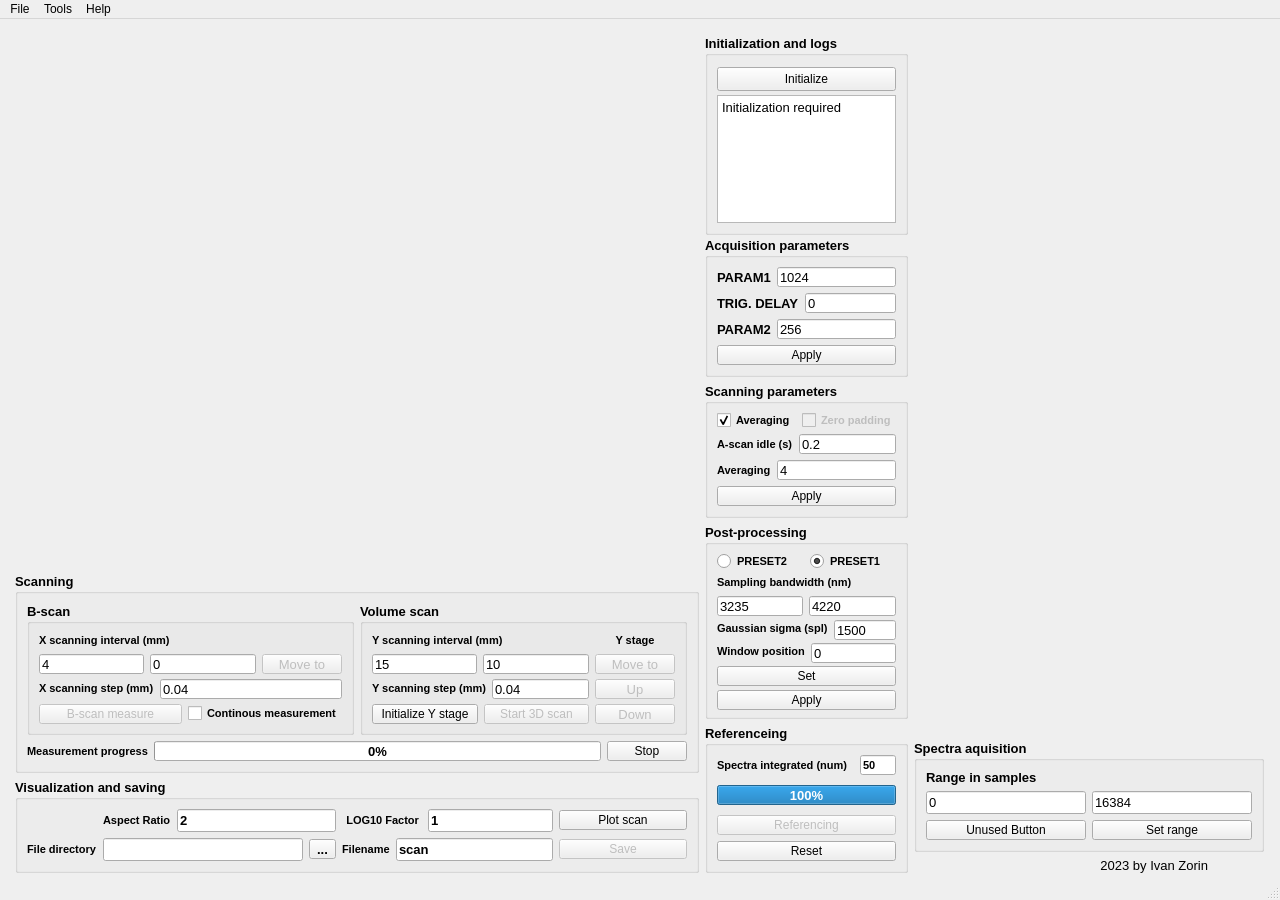
The window that uis/design_gui.ui (werefkin/oct-python-gui) describes before a commit, drawn with Qt 5.
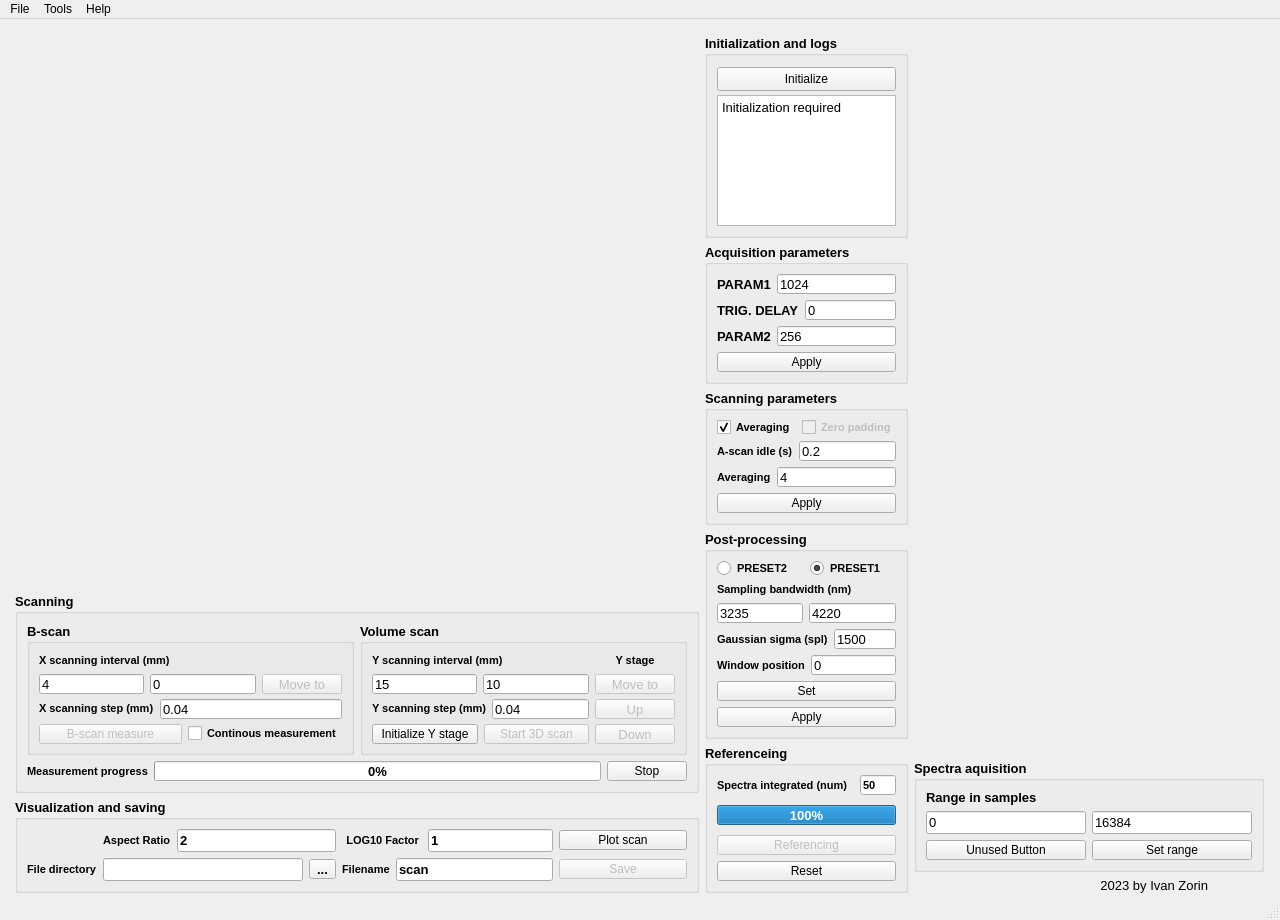
The same window after the commit. Icons and pictures are not drawn. Custom widgets are drawn as their Qt base class.

Diff of the .ui file:
```diff
--- a/uis/design_gui.ui
+++ b/uis/design_gui.ui
@@ -7,13 +7,13 @@
     <x>0</x>
     <y>0</y>
     <width>1280</width>
-    <height>900</height>
+    <height>920</height>
    </rect>
   </property>
   <property name="minimumSize">
    <size>
     <width>1280</width>
-    <height>900</height>
+    <height>920</height>
    </size>
   </property>
   <property name="font">
@@ -77,7 +77,9 @@
          <font>
           <pointsize>10</pointsize>
           <weight>75</weight>
+          <italic>false</italic>
           <bold>true</bold>
+          <strikeout>false</strikeout>
          </font>
         </property>
         <property name="title">
@@ -106,7 +108,9 @@
                 <font>
                  <pointsize>8</pointsize>
                  <weight>75</weight>
+                 <italic>false</italic>
                  <bold>true</bold>
+                 <strikeout>false</strikeout>
                 </font>
                </property>
                <property name="styleSheet">
@@ -167,7 +171,9 @@
                 <font>
                  <pointsize>8</pointsize>
                  <weight>75</weight>
+                 <italic>false</italic>
                  <bold>true</bold>
+                 <strikeout>false</strikeout>
                 </font>
                </property>
                <property name="styleSheet">
@@ -284,7 +290,9 @@
               <font>
                <pointsize>8</pointsize>
                <weight>75</weight>
+               <italic>false</italic>
                <bold>true</bold>
+               <strikeout>false</strikeout>
               </font>
              </property>
              <property name="text">
@@ -319,7 +327,9 @@
               <font>
                <pointsize>9</pointsize>
                <weight>50</weight>
+               <italic>false</italic>
                <bold>false</bold>
+               <strikeout>false</strikeout>
               </font>
              </property>
              <property name="cursor">
@@ -357,7 +367,9 @@
               <font>
                <pointsize>9</pointsize>
                <weight>50</weight>
+               <italic>false</italic>
                <bold>false</bold>
+               <strikeout>false</strikeout>
               </font>
              </property>
              <property name="cursor">
@@ -389,7 +401,9 @@
               <font>
                <pointsize>8</pointsize>
                <weight>75</weight>
+               <italic>false</italic>
                <bold>true</bold>
+               <strikeout>false</strikeout>
               </font>
              </property>
              <property name="text">
@@ -448,7 +462,9 @@
          <font>
           <pointsize>10</pointsize>
           <weight>75</weight>
+          <italic>false</italic>
           <bold>true</bold>
+          <strikeout>false</strikeout>
          </font>
         </property>
         <property name="title">
@@ -483,7 +499,9 @@
                    <font>
                     <pointsize>8</pointsize>
                     <weight>75</weight>
+                    <italic>false</italic>
                     <bold>true</bold>
+                    <strikeout>false</strikeout>
                    </font>
                   </property>
                   <property name="styleSheet">
@@ -509,8 +527,11 @@
                     </property>
                     <property name="font">
                      <font>
+                      <pointsize>10</pointsize>
                       <weight>50</weight>
+                      <italic>false</italic>
                       <bold>false</bold>
+                      <strikeout>false</strikeout>
                      </font>
                     </property>
                     <property name="styleSheet">
@@ -531,8 +552,11 @@
                     </property>
                     <property name="font">
                      <font>
+                      <pointsize>10</pointsize>
                       <weight>50</weight>
+                      <italic>false</italic>
                       <bold>false</bold>
+                      <strikeout>false</strikeout>
                      </font>
                     </property>
                     <property name="styleSheet">
@@ -568,8 +592,11 @@
                     </property>
                     <property name="font">
                      <font>
+                      <pointsize>10</pointsize>
                       <weight>50</weight>
+                      <italic>false</italic>
                       <bold>false</bold>
+                      <strikeout>false</strikeout>
                      </font>
                     </property>
                     <property name="text">
@@ -593,7 +620,9 @@
                      <font>
                       <pointsize>8</pointsize>
                       <weight>75</weight>
+                      <italic>false</italic>
                       <bold>true</bold>
+                      <strikeout>false</strikeout>
                      </font>
                     </property>
                     <property name="styleSheet">
@@ -614,8 +643,11 @@
                     </property>
                     <property name="font">
                      <font>
+                      <pointsize>10</pointsize>
                       <weight>50</weight>
+                      <italic>false</italic>
                       <bold>false</bold>
+                      <strikeout>false</strikeout>
                      </font>
                     </property>
                     <property name="styleSheet">
@@ -657,7 +689,9 @@
                      <font>
                       <pointsize>9</pointsize>
                       <weight>50</weight>
+                      <italic>false</italic>
                       <bold>false</bold>
+                      <strikeout>false</strikeout>
                      </font>
                     </property>
                     <property name="cursor">
@@ -700,6 +734,10 @@
                     <property name="font">
                      <font>
                       <pointsize>8</pointsize>
+                      <weight>75</weight>
+                      <italic>false</italic>
+                      <bold>true</bold>
+                      <strikeout>false</strikeout>
                      </font>
                     </property>
                     <property name="text">
@@ -750,7 +788,9 @@
                    <font>
                     <pointsize>8</pointsize>
                     <weight>75</weight>
+                    <italic>false</italic>
                     <bold>true</bold>
+                    <strikeout>false</strikeout>
                    </font>
                   </property>
                   <property name="text">
@@ -772,8 +812,11 @@
                   </property>
                   <property name="font">
                    <font>
+                    <pointsize>10</pointsize>
                     <weight>50</weight>
+                    <italic>false</italic>
                     <bold>false</bold>
+                    <strikeout>false</strikeout>
                    </font>
                   </property>
                   <property name="text">
@@ -797,8 +840,11 @@
                   </property>
                   <property name="font">
                    <font>
+                    <pointsize>10</pointsize>
                     <weight>50</weight>
+                    <italic>false</italic>
                     <bold>false</bold>
+                    <strikeout>false</strikeout>
                    </font>
                   </property>
                   <property name="text">
@@ -828,7 +874,9 @@
                    <font>
                     <pointsize>8</pointsize>
                     <weight>75</weight>
+                    <italic>false</italic>
                     <bold>true</bold>
+                    <strikeout>false</strikeout>
                    </font>
                   </property>
                   <property name="text">
@@ -852,8 +900,11 @@
                   </property>
                   <property name="font">
                    <font>
+                    <pointsize>10</pointsize>
                     <weight>50</weight>
+                    <italic>false</italic>
                     <bold>false</bold>
+                    <strikeout>false</strikeout>
                    </font>
                   </property>
                   <property name="text">
@@ -889,7 +940,9 @@
                    <font>
                     <pointsize>9</pointsize>
                     <weight>50</weight>
+                    <italic>false</italic>
                     <bold>false</bold>
+                    <strikeout>false</strikeout>
                    </font>
                   </property>
                   <property name="cursor">
@@ -927,7 +980,9 @@
                    <font>
                     <pointsize>9</pointsize>
                     <weight>50</weight>
+                    <italic>false</italic>
                     <bold>false</bold>
+                    <strikeout>false</strikeout>
                    </font>
                   </property>
                   <property name="cursor">
@@ -956,7 +1011,9 @@
                  <font>
                   <pointsize>8</pointsize>
                   <weight>75</weight>
+                  <italic>false</italic>
                   <bold>true</bold>
+                  <strikeout>false</strikeout>
                   <kerning>true</kerning>
                  </font>
                 </property>
@@ -999,8 +1056,11 @@
                 </property>
                 <property name="font">
                  <font>
+                  <pointsize>10</pointsize>
                   <weight>50</weight>
+                  <italic>false</italic>
                   <bold>false</bold>
+                  <strikeout>false</strikeout>
                  </font>
                 </property>
                 <property name="text">
@@ -1033,8 +1093,11 @@
                 </property>
                 <property name="font">
                  <font>
+                  <pointsize>10</pointsize>
                   <weight>50</weight>
+                  <italic>false</italic>
                   <bold>false</bold>
+                  <strikeout>false</strikeout>
                  </font>
                 </property>
                 <property name="cursor">
@@ -1070,8 +1133,11 @@
                 </property>
                 <property name="font">
                  <font>
+                  <pointsize>10</pointsize>
                   <weight>50</weight>
+                  <italic>false</italic>
                   <bold>false</bold>
+                  <strikeout>false</strikeout>
                  </font>
                 </property>
                 <property name="cursor">
@@ -1113,7 +1179,9 @@
               <font>
                <pointsize>8</pointsize>
                <weight>75</weight>
+               <italic>false</italic>
                <bold>true</bold>
+               <strikeout>false</strikeout>
               </font>
              </property>
              <property name="text">
@@ -1161,7 +1229,9 @@
               <font>
                <pointsize>9</pointsize>
                <weight>50</weight>
+               <italic>false</italic>
                <bold>false</bold>
+               <strikeout>false</strikeout>
               </font>
              </property>
              <property name="cursor">
@@ -1208,7 +1278,9 @@
          <font>
           <pointsize>10</pointsize>
           <weight>75</weight>
+          <italic>false</italic>
           <bold>true</bold>
+          <strikeout>false</strikeout>
          </font>
         </property>
         <property name="title">
@@ -1295,9 +1367,9 @@
             <string>&lt;!DOCTYPE HTML PUBLIC &quot;-//W3C//DTD HTML 4.0//EN&quot; &quot;http://www.w3.org/TR/REC-html40/strict.dtd&quot;&gt;
 &lt;html&gt;&lt;head&gt;&lt;meta name=&quot;qrichtext&quot; content=&quot;1&quot; /&gt;&lt;style type=&quot;text/css&quot;&gt;
 p, li { white-space: pre-wrap; }
-&lt;/style&gt;&lt;/head&gt;&lt;body style=&quot; font-family:'MS Shell Dlg 2'; font-size:10pt; font-weight:600; font-style:normal;&quot;&gt;
-&lt;p style=&quot; margin-top:0px; margin-bottom:0px; margin-left:0px; margin-right:0px; -qt-block-indent:0; text-indent:0px;&quot;&gt;&lt;span style=&quot; font-weight:400;&quot;&gt;Initialization required&lt;/span&gt;&lt;/p&gt;
-&lt;p style=&quot;-qt-paragraph-type:empty; margin-top:0px; margin-bottom:0px; margin-left:0px; margin-right:0px; -qt-block-indent:0; text-indent:0px; font-weight:400;&quot;&gt;&lt;br /&gt;&lt;/p&gt;&lt;/body&gt;&lt;/html&gt;</string>
+&lt;/style&gt;&lt;/head&gt;&lt;body style=&quot; font-family:'Ubuntu'; font-size:10pt; font-weight:600; font-style:normal;&quot;&gt;
+&lt;p style=&quot; margin-top:0px; margin-bottom:0px; margin-left:0px; margin-right:0px; -qt-block-indent:0; text-indent:0px;&quot;&gt;&lt;span style=&quot; font-family:'MS Shell Dlg 2'; font-weight:400;&quot;&gt;Initialization required&lt;/span&gt;&lt;/p&gt;
+&lt;p style=&quot;-qt-paragraph-type:empty; margin-top:0px; margin-bottom:0px; margin-left:0px; margin-right:0px; -qt-block-indent:0; text-indent:0px; font-family:'MS Shell Dlg 2'; font-weight:400;&quot;&gt;&lt;br /&gt;&lt;/p&gt;&lt;/body&gt;&lt;/html&gt;</string>
            </property>
           </widget>
          </item>
@@ -1328,7 +1400,9 @@
          <font>
           <pointsize>10</pointsize>
           <weight>75</weight>
+          <italic>false</italic>
           <bold>true</bold>
+          <strikeout>false</strikeout>
          </font>
         </property>
         <property name="mouseTracking">
@@ -1355,8 +1429,11 @@
                </property>
                <property name="font">
                 <font>
+                 <pointsize>10</pointsize>
                  <weight>75</weight>
+                 <italic>false</italic>
                  <bold>true</bold>
+                 <strikeout>false</strikeout>
                 </font>
                </property>
                <property name="styleSheet">
@@ -1377,8 +1454,11 @@
                </property>
                <property name="font">
                 <font>
+                 <pointsize>10</pointsize>
                  <weight>50</weight>
+                 <italic>false</italic>
                  <bold>false</bold>
+                 <strikeout>false</strikeout>
                  <kerning>false</kerning>
                 </font>
                </property>
@@ -1406,7 +1486,9 @@
                 <font>
                  <pointsize>10</pointsize>
                  <weight>75</weight>
+                 <italic>false</italic>
                  <bold>true</bold>
+                 <strikeout>false</strikeout>
                 </font>
                </property>
                <property name="styleSheet">
@@ -1427,8 +1509,11 @@
                </property>
                <property name="font">
                 <font>
+                 <pointsize>10</pointsize>
                  <weight>50</weight>
+                 <italic>false</italic>
                  <bold>false</bold>
+                 <strikeout>false</strikeout>
                  <kerning>false</kerning>
                 </font>
                </property>
@@ -1454,8 +1539,11 @@
                </property>
                <property name="font">
                 <font>
+                 <pointsize>10</pointsize>
                  <weight>75</weight>
+                 <italic>false</italic>
                  <bold>true</bold>
+                 <strikeout>false</strikeout>
                 </font>
                </property>
                <property name="styleSheet">
@@ -1476,8 +1564,11 @@
                </property>
                <property name="font">
                 <font>
+                 <pointsize>10</pointsize>
                  <weight>50</weight>
+                 <italic>false</italic>
                  <bold>false</bold>
+                 <strikeout>false</strikeout>
                  <kerning>false</kerning>
                 </font>
                </property>
@@ -1515,7 +1606,9 @@
               <font>
                <pointsize>9</pointsize>
                <weight>50</weight>
+               <italic>false</italic>
                <bold>false</bold>
+               <strikeout>false</strikeout>
               </font>
              </property>
              <property name="cursor">
@@ -1558,7 +1651,9 @@
          <font>
           <pointsize>10</pointsize>
           <weight>75</weight>
+          <italic>false</italic>
           <bold>true</bold>
+          <strikeout>false</strikeout>
          </font>
         </property>
         <property name="styleSheet">
@@ -1586,7 +1681,9 @@
                   <font>
                    <pointsize>8</pointsize>
                    <weight>75</weight>
+                   <italic>false</italic>
                    <bold>true</bold>
+                   <strikeout>false</strikeout>
                   </font>
                  </property>
                  <property name="styleSheet">
@@ -1615,7 +1712,9 @@
                   <font>
                    <pointsize>8</pointsize>
                    <weight>75</weight>
+                   <italic>false</italic>
                    <bold>true</bold>
+                   <strikeout>false</strikeout>
                   </font>
                  </property>
                  <property name="styleSheet">
@@ -1644,7 +1743,9 @@
                 <font>
                  <pointsize>8</pointsize>
                  <weight>75</weight>
+                 <italic>false</italic>
                  <bold>true</bold>
+                 <strikeout>false</strikeout>
                 </font>
                </property>
                <property name="styleSheet">
@@ -1665,8 +1766,11 @@
                </property>
                <property name="font">
                 <font>
+                 <pointsize>10</pointsize>
                  <weight>50</weight>
+                 <italic>false</italic>
                  <bold>false</bold>
+                 <strikeout>false</strikeout>
                 </font>
                </property>
                <property name="styleSheet">
@@ -1693,7 +1797,9 @@
                 <font>
                  <pointsize>8</pointsize>
                  <weight>75</weight>
+                 <italic>false</italic>
                  <bold>true</bold>
+                 <strikeout>false</strikeout>
                 </font>
                </property>
                <property name="styleSheet">
@@ -1714,8 +1820,11 @@
                </property>
                <property name="font">
                 <font>
+                 <pointsize>10</pointsize>
                  <weight>50</weight>
+                 <italic>false</italic>
                  <bold>false</bold>
+                 <strikeout>false</strikeout>
                  <kerning>false</kerning>
                 </font>
                </property>
@@ -1753,7 +1862,9 @@
               <font>
                <pointsize>9</pointsize>
                <weight>50</weight>
+               <italic>false</italic>
                <bold>false</bold>
+               <strikeout>false</strikeout>
               </font>
              </property>
              <property name="cursor">
@@ -1796,7 +1907,9 @@
          <font>
           <pointsize>10</pointsize>
           <weight>75</weight>
+          <italic>false</italic>
           <bold>true</bold>
+          <strikeout>false</strikeout>
          </font>
         </property>
         <property name="title">
@@ -1825,7 +1938,9 @@
                 <font>
                  <pointsize>8</pointsize>
                  <weight>75</weight>
+                 <italic>false</italic>
                  <bold>true</bold>
+                 <strikeout>false</strikeout>
                 </font>
                </property>
                <property name="styleSheet">
@@ -1851,7 +1966,9 @@
                 <font>
                  <pointsize>8</pointsize>
                  <weight>75</weight>
+                 <italic>false</italic>
                  <bold>true</bold>
+                 <strikeout>false</strikeout>
                 </font>
                </property>
                <property name="styleSheet">
@@ -1879,7 +1996,9 @@
               <font>
                <pointsize>8</pointsize>
                <weight>75</weight>
+               <italic>false</italic>
                <bold>true</bold>
+               <strikeout>false</strikeout>
               </font>
              </property>
              <property name="styleSheet">
@@ -1902,8 +2021,11 @@
                </property>
                <property name="font">
                 <font>
+                 <pointsize>10</pointsize>
                  <weight>50</weight>
+                 <italic>false</italic>
                  <bold>false</bold>
+                 <strikeout>false</strikeout>
                 </font>
                </property>
                <property name="styleSheet">
@@ -1924,8 +2046,11 @@
                </property>
                <property name="font">
                 <font>
+                 <pointsize>10</pointsize>
                  <weight>50</weight>
+                 <italic>false</italic>
                  <bold>false</bold>
+                 <strikeout>false</strikeout>
                 </font>
                </property>
                <property name="styleSheet">
@@ -1952,7 +2077,9 @@
                 <font>
                  <pointsize>8</pointsize>
                  <weight>75</weight>
+                 <italic>false</italic>
                  <bold>true</bold>
+                 <strikeout>false</strikeout>
                 </font>
                </property>
                <property name="styleSheet">
@@ -1973,8 +2100,11 @@
                </property>
                <property name="font">
                 <font>
+                 <pointsize>10</pointsize>
                  <weight>50</weight>
+                 <italic>false</italic>
                  <bold>false</bold>
+                 <strikeout>false</strikeout>
                 </font>
                </property>
                <property name="styleSheet">
@@ -2001,7 +2131,9 @@
                 <font>
                  <pointsize>8</pointsize>
                  <weight>75</weight>
+                 <italic>false</italic>
                  <bold>true</bold>
+                 <strikeout>false</strikeout>
                 </font>
                </property>
                <property name="styleSheet">
@@ -2022,8 +2154,11 @@
                </property>
                <property name="font">
                 <font>
+                 <pointsize>10</pointsize>
                  <weight>50</weight>
+                 <italic>false</italic>
                  <bold>false</bold>
+                 <strikeout>false</strikeout>
                 </font>
                </property>
                <property name="styleSheet">
@@ -2060,7 +2195,9 @@
               <font>
                <pointsize>9</pointsize>
                <weight>50</weight>
+               <italic>false</italic>
                <bold>false</bold>
+               <strikeout>false</strikeout>
               </font>
              </property>
              <property name="cursor">
@@ -2098,7 +2235,9 @@
               <font>
                <pointsize>9</pointsize>
                <weight>50</weight>
+               <italic>false</italic>
                <bold>false</bold>
+               <strikeout>false</strikeout>
               </font>
              </property>
              <property name="text">
@@ -2135,7 +2274,9 @@
          <font>
           <pointsize>10</pointsize>
           <weight>75</weight>
+          <italic>false</italic>
           <bold>true</bold>
+          <strikeout>false</strikeout>
          </font>
         </property>
         <property name="title">
@@ -2174,7 +2315,9 @@
               <font>
                <pointsize>9</pointsize>
                <weight>50</weight>
+               <italic>false</italic>
                <bold>false</bold>
+               <strikeout>false</strikeout>
               </font>
              </property>
              <property name="cursor">
@@ -2202,7 +2345,9 @@
                 <font>
                  <pointsize>8</pointsize>
                  <weight>75</weight>
+                 <italic>false</italic>
                  <bold>true</bold>
+                 <strikeout>false</strikeout>
                 </font>
                </property>
                <property name="styleSheet">
@@ -2236,6 +2381,10 @@
                <property name="font">
                 <font>
                  <pointsize>8</pointsize>
+                 <weight>75</weight>
+                 <italic>false</italic>
+                 <bold>true</bold>
+                 <strikeout>false</strikeout>
                  <kerning>false</kerning>
                 </font>
                </property>
@@ -2291,7 +2440,9 @@
             <font>
              <pointsize>9</pointsize>
              <weight>50</weight>
+             <italic>false</italic>
              <bold>false</bold>
+             <strikeout>false</strikeout>
             </font>
            </property>
            <property name="cursor">
@@ -2358,7 +2509,9 @@
          <font>
           <pointsize>10</pointsize>
           <weight>75</weight>
+          <italic>false</italic>
           <bold>true</bold>
+          <strikeout>false</strikeout>
          </font>
         </property>
         <property name="title">
@@ -2382,6 +2535,10 @@
            <property name="font">
             <font>
              <pointsize>10</pointsize>
+             <weight>75</weight>
+             <italic>false</italic>
+             <bold>true</bold>
+             <strikeout>false</strikeout>
             </font>
            </property>
            <property name="text">
@@ -2407,8 +2564,11 @@
              </property>
              <property name="font">
               <font>
+               <pointsize>10</pointsize>
                <weight>50</weight>
+               <italic>false</italic>
                <bold>false</bold>
+               <strikeout>false</strikeout>
               </font>
              </property>
              <property name="text">
@@ -2432,8 +2592,11 @@
              </property>
              <property name="font">
               <font>
+               <pointsize>10</pointsize>
                <weight>50</weight>
+               <italic>false</italic>
                <bold>false</bold>
+               <strikeout>false</strikeout>
               </font>
              </property>
              <property name="text">
@@ -2469,7 +2632,9 @@
               <font>
                <pointsize>9</pointsize>
                <weight>50</weight>
+               <italic>false</italic>
                <bold>false</bold>
+               <strikeout>false</strikeout>
               </font>
              </property>
              <property name="cursor">
@@ -2531,7 +2696,9 @@
               <font>
                <pointsize>9</pointsize>
                <weight>50</weight>
+               <italic>false</italic>
                <bold>false</bold>
+               <strikeout>false</strikeout>
               </font>
              </property>
              <property name="cursor">
@@ -2594,7 +2761,9 @@
               <family>MS Shell Dlg 2</family>
               <pointsize>10</pointsize>
               <weight>50</weight>
+              <italic>false</italic>
               <bold>false</bold>
+              <strikeout>false</strikeout>
              </font>
             </property>
             <property name="styleSheet">
```
Left out of the diff: 4 changed lines with no effect on the pictures.
